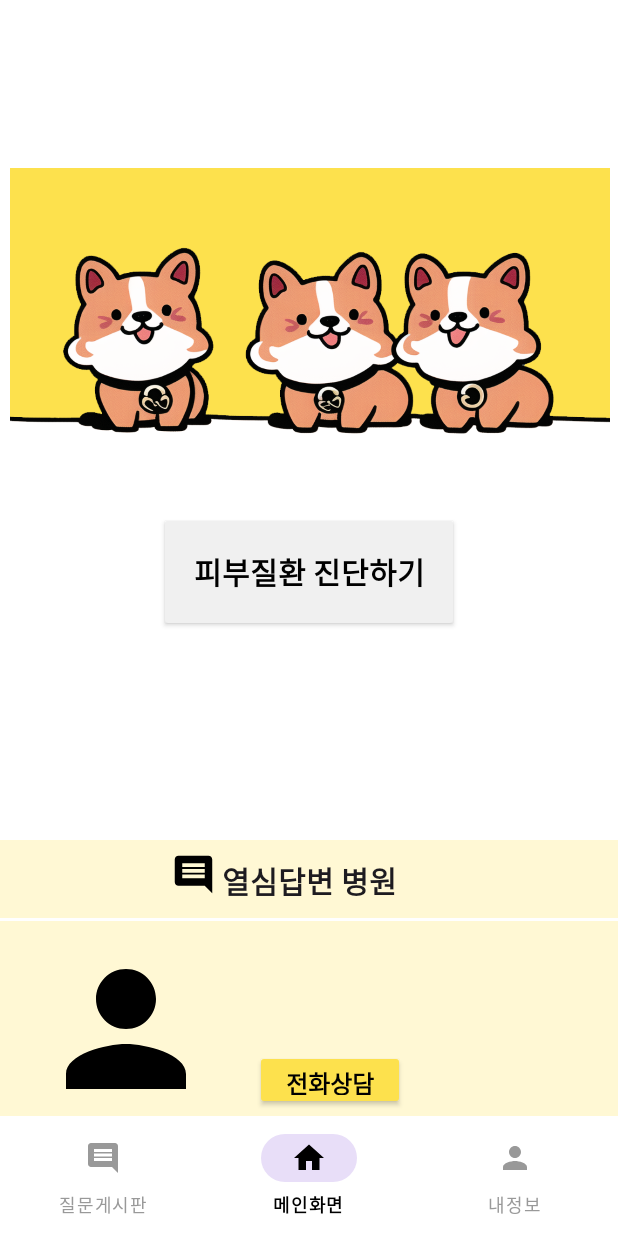
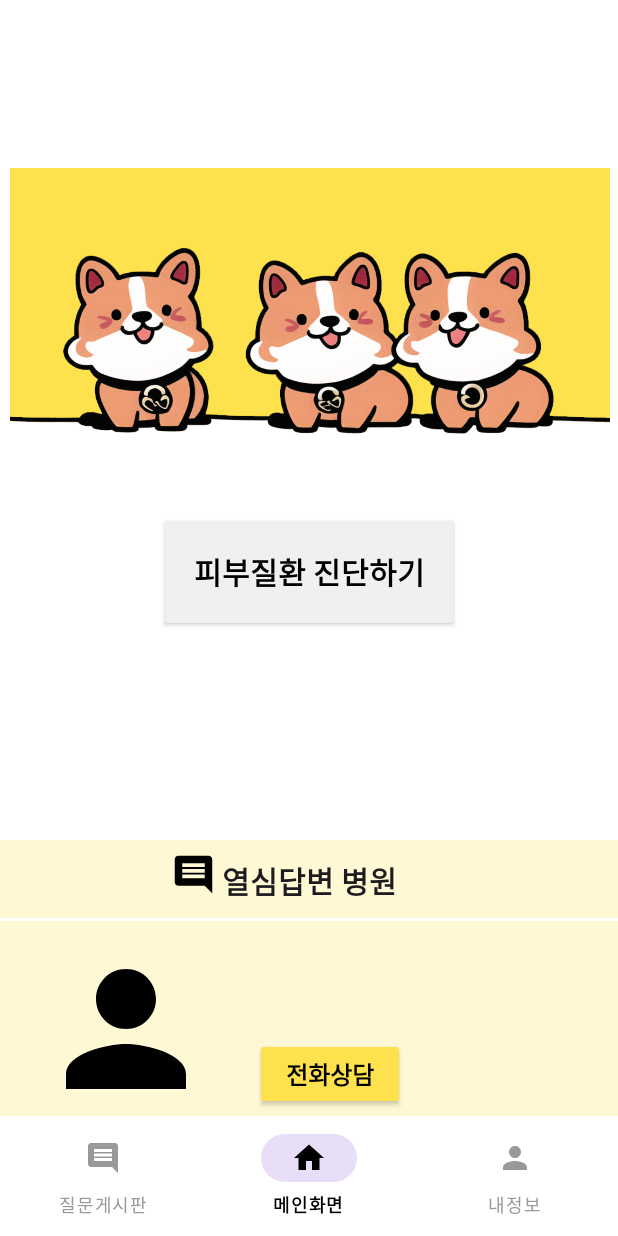
Before and after one commit to kimlohen/KT-AIVLE-BigProject-Android, an Android app: the HomeFragment screen opened directly, with no data from a screen before it, on a phone screen of 412 x 824 dp. Run offline under Robolectric (Android 15) with nearby library versions, the phone set to English and light mode, and no system bars; 1 statement that could not run was skipped.

Commit message:
design : button 통일

```diff
--- a/app/src/main/res/layout/activity_skin_diagnosis.xml
+++ b/app/src/main/res/layout/activity_skin_diagnosis.xml
@@ -55,7 +55,7 @@
         android:id="@+id/btn_take_pic"
         style="@style/Text.NormalStyle"
         android:layout_width="180dp"
-        android:layout_height="80dp"
+        android:layout_height="70dp"
         android:layout_gravity="bottom"
         android:layout_margin="16dp"
         android:layout_marginTop="50dp"
@@ -75,7 +75,7 @@
         android:id="@+id/btn_select_pic"
         style="@style/Text.NormalStyle"
         android:layout_width="180dp"
-        android:layout_height="80dp"
+        android:layout_height="70dp"
         android:layout_gravity="bottom"
         android:layout_margin="16dp"
         android:text="@string/select_pic"
@@ -94,7 +94,7 @@
         android:id="@+id/btn_register_pic"
         style="@style/Text.NormalStyle"
         android:layout_width="380dp"
-        android:layout_height="80dp"
+        android:layout_height="70dp"
         android:layout_gravity="bottom"
         android:layout_margin="16dp"
         android:backgroundTint="@color/btn_gray"
--- a/app/src/main/res/layout/dialog_gpt.xml
+++ b/app/src/main/res/layout/dialog_gpt.xml
@@ -56,7 +56,7 @@
             android:layout_height="50dp"
             android:layout_gravity="center_horizontal"
             android:layout_margin="16dp"
-            android:backgroundTint="@color/btn"
+            android:backgroundTint="@color/btn_gray"
             android:fontFamily="@font/maplestory_bold"
             android:text="@string/return_home"
             android:textColor="@color/black"
--- a/app/src/main/res/layout/fragment_home.xml
+++ b/app/src/main/res/layout/fragment_home.xml
@@ -96,7 +96,8 @@
             android:layout_marginTop="10dp"
             android:background="@color/white"
             app:layout_constraintTop_toBottomOf="@+id/today_hos_text"
-            tools:layout_editor_absoluteX="0dp" />
+            tools:layout_editor_absoluteX="0dp"
+            tools:ignore="MissingConstraints" />
 
         <ImageView
             android:id="@+id/today_hos_img"
@@ -144,13 +145,13 @@
             android:id="@+id/today_hos_call"
             style="@style/Text.BoldStyle"
             android:layout_width="100dp"
-            android:layout_height="40dp"
+            android:layout_height="48dp"
             android:layout_gravity="center|right"
             android:layout_marginStart="26dp"
             android:layout_marginBottom="20dp"
-            android:textColor="@color/black"
             android:backgroundTint="#FDE14D"
             android:text="전화상담"
+            android:textColor="@color/black"
             android:textSize="16sp"
             app:layout_constraintBottom_toBottomOf="parent"
             app:layout_constraintStart_toEndOf="@+id/today_hos_img"
--- a/app/src/main/res/layout/itemlist_hospital_info.xml
+++ b/app/src/main/res/layout/itemlist_hospital_info.xml
@@ -99,14 +99,15 @@
             <androidx.appcompat.widget.AppCompatButton
                 android:id="@+id/ho_update"
                 style="@style/Text.BoldStyle"
-                android:layout_width="80dp"
-                android:layout_height="wrap_content"
+                android:layout_width="60dp"
+                android:layout_height="35dp"
                 android:layout_gravity="right"
                 android:layout_marginRight="10dp"
                 android:layout_marginBottom="4dp"
                 android:background="@drawable/button_style"
                 android:backgroundTint="@color/btn_gray"
                 android:text="수정"
+                android:textSize="12sp"
                 android:textColor="@color/black"
                 app:layout_constraintBottom_toBottomOf="parent"
                 app:layout_constraintEnd_toEndOf="parent"
--- a/app/src/main/res/layout/itemlist_pet_info.xml
+++ b/app/src/main/res/layout/itemlist_pet_info.xml
@@ -115,7 +115,7 @@
                 android:background="@drawable/button_style"
                 android:backgroundTint="@color/btn_gray"
                 android:text="수정"
-                android:textSize="14dp"
+                android:textSize="12dp"
                 android:textColor="@color/black"
                 app:layout_constraintBottom_toBottomOf="parent"
                 app:layout_constraintEnd_toEndOf="parent"
@@ -136,7 +136,7 @@
                 android:background="@drawable/button_style"
                 android:backgroundTint="@color/white"
                 android:text="삭제"
-                android:textSize="14dp"
+                android:textSize="12dp"
                 android:textColor="@color/black"
                 app:layout_constraintBottom_toBottomOf="parent"
                 app:layout_constraintEnd_toEndOf="parent"
```
Also changed, not shown: app/src/main/res/layout/activity_answer_by_gpt.xml (+5 -5 lines), app/src/main/res/layout/fragment_my_page.xml (+4 -3 lines), app/src/main/res/layout/itemlist_ans.xml (+4 -3 lines), app/src/main/res/layout/activity_register.xml (line endings or trailing spaces).
